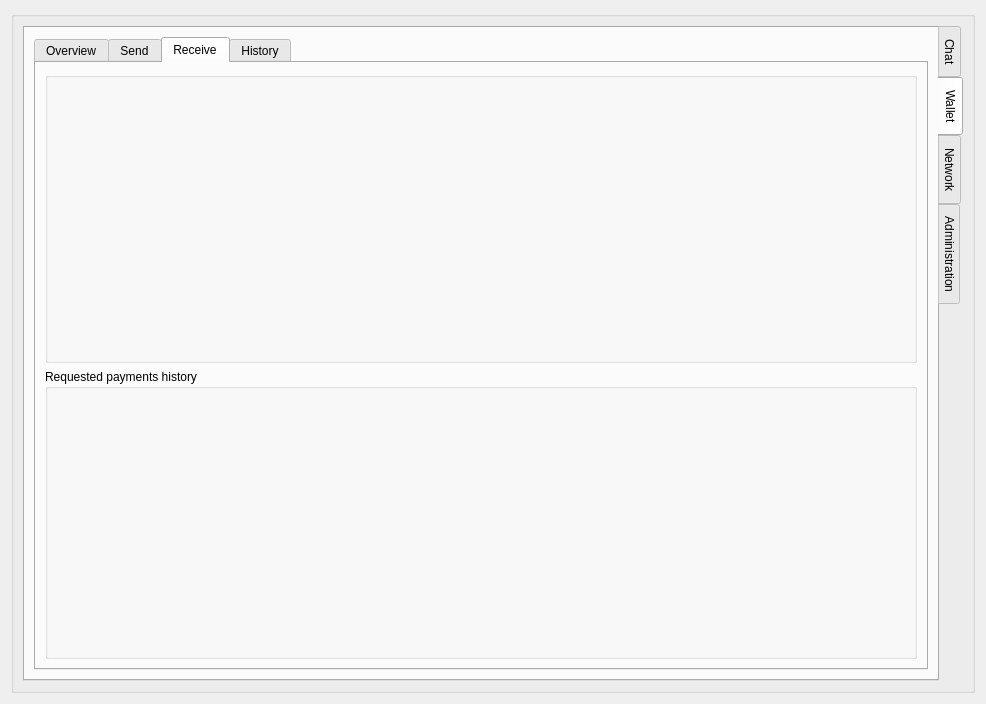
This is Gui/ui/GuildTab.ui in colabois/Discorn as Qt 5 draws it before an edit. The edited form follows.
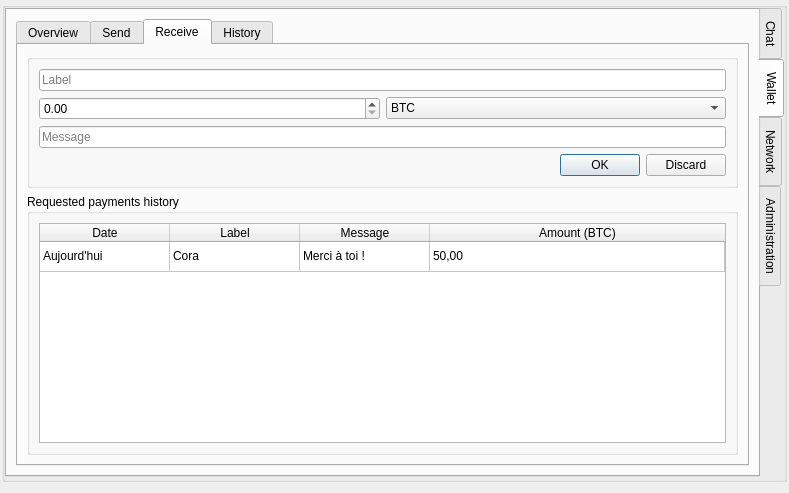
This is the edited form. The open tabs and pages were chosen to show the change.

What changed in the file:
```diff
--- a/Gui/ui/GuildTab.ui
+++ b/Gui/ui/GuildTab.ui
@@ -7,14 +7,23 @@
    <rect>
     <x>0</x>
     <y>0</y>
-    <width>986</width>
-    <height>704</height>
+    <width>789</width>
+    <height>493</height>
    </rect>
   </property>
   <property name="windowTitle">
    <string>Guild</string>
   </property>
   <layout class="QGridLayout" name="gridLayout">
+   <property name="leftMargin">
+    <number>2</number>
+   </property>
+   <property name="topMargin">
+    <number>2</number>
+   </property>
+   <property name="rightMargin">
+    <number>2</number>
+   </property>
    <item row="0" column="0">
     <widget class="QGroupBox" name="groupBox">
      <property name="title">
@@ -24,18 +33,100 @@
       <bool>false</bool>
      </property>
      <layout class="QGridLayout" name="gridLayout_3">
+      <property name="leftMargin">
+       <number>0</number>
+      </property>
+      <property name="topMargin">
+       <number>0</number>
+      </property>
+      <property name="rightMargin">
+       <number>0</number>
+      </property>
+      <property name="bottomMargin">
+       <number>2</number>
+      </property>
       <item row="0" column="0">
        <widget class="QTabWidget" name="tabWidget">
         <property name="tabPosition">
          <enum>QTabWidget::East</enum>
         </property>
         <property name="currentIndex">
-         <number>1</number>
+         <number>0</number>
         </property>
         <widget class="QWidget" name="tab">
          <attribute name="title">
           <string>Chat</string>
          </attribute>
+         <layout class="QGridLayout" name="gridLayout_9">
+          <item row="0" column="0">
+           <widget class="QSplitter" name="splitter_3">
+            <property name="orientation">
+             <enum>Qt::Horizontal</enum>
+            </property>
+            <widget class="QTreeWidget" name="treeWidget">
+             <column>
+              <property name="text">
+               <string notr="true">1</string>
+              </property>
+             </column>
+            </widget>
+            <widget class="QSplitter" name="splitter_2">
+             <property name="orientation">
+              <enum>Qt::Vertical</enum>
+             </property>
+             <widget class="QScrollArea" name="scrollArea">
+              <property name="widgetResizable">
+               <bool>true</bool>
+              </property>
+              <widget class="QWidget" name="scrollAreaWidgetContents">
+               <property name="geometry">
+                <rect>
+                 <x>0</x>
+                 <y>0</y>
+                 <width>230</width>
+                 <height>272</height>
+                </rect>
+               </property>
+               <layout class="QGridLayout" name="gridLayout_7">
+                <item row="6" column="0">
+                 <widget class="QLineEdit" name="lineEdit_4"/>
+                </item>
+                <item row="5" column="0">
+                 <widget class="QLineEdit" name="lineEdit_5"/>
+                </item>
+                <item row="3" column="0">
+                 <widget class="QLineEdit" name="lineEdit_7"/>
+                </item>
+                <item row="0" column="0">
+                 <widget class="QLineEdit" name="lineEdit_3"/>
+                </item>
+                <item row="2" column="0">
+                 <widget class="QLineEdit" name="lineEdit_8"/>
+                </item>
+                <item row="4" column="0">
+                 <widget class="QLineEdit" name="lineEdit_6"/>
+                </item>
+                <item row="1" column="0">
+                 <widget class="QLineEdit" name="lineEdit_9"/>
+                </item>
+               </layout>
+              </widget>
+             </widget>
+             <widget class="QGroupBox" name="groupBox_6">
+              <property name="title">
+               <string>GroupBox</string>
+              </property>
+              <layout class="QGridLayout" name="gridLayout_8">
+               <item row="0" column="0">
+                <widget class="QTextEdit" name="textEdit"/>
+               </item>
+              </layout>
+             </widget>
+            </widget>
+            <widget class="QListWidget" name="listWidget"/>
+           </widget>
+          </item>
+         </layout>
         </widget>
         <widget class="QWidget" name="tab_2">
          <attribute name="title">
@@ -258,18 +349,130 @@
               <string>Receive</string>
              </attribute>
              <layout class="QGridLayout" name="gridLayout_5">
-              <item row="0" column="0">
-               <widget class="QGroupBox" name="groupBox_4">
-                <property name="title">
-                 <string/>
-                </property>
-               </widget>
-              </item>
               <item row="1" column="0">
                <widget class="QGroupBox" name="groupBox_5">
                 <property name="title">
                  <string>Requested payments history</string>
                 </property>
+                <layout class="QGridLayout" name="gridLayout_6">
+                 <item row="0" column="0">
+                  <widget class="QTableWidget" name="tableWidget">
+                   <attribute name="horizontalHeaderDefaultSectionSize">
+                    <number>130</number>
+                   </attribute>
+                   <attribute name="horizontalHeaderShowSortIndicator" stdset="0">
+                    <bool>false</bool>
+                   </attribute>
+                   <attribute name="horizontalHeaderStretchLastSection">
+                    <bool>true</bool>
+                   </attribute>
+                   <attribute name="verticalHeaderVisible">
+                    <bool>false</bool>
+                   </attribute>
+                   <row>
+                    <property name="text">
+                     <string>1</string>
+                    </property>
+                   </row>
+                   <column>
+                    <property name="text">
+                     <string>Date</string>
+                    </property>
+                   </column>
+                   <column>
+                    <property name="text">
+                     <string>Label</string>
+                    </property>
+                   </column>
+                   <column>
+                    <property name="text">
+                     <string>Message</string>
+                    </property>
+                   </column>
+                   <column>
+                    <property name="text">
+                     <string>Amount (BTC)</string>
+                    </property>
+                   </column>
+                   <item row="0" column="0">
+                    <property name="text">
+                     <string>Aujourd'hui</string>
+                    </property>
+                   </item>
+                   <item row="0" column="1">
+                    <property name="text">
+                     <string>Cora</string>
+                    </property>
+                   </item>
+                   <item row="0" column="2">
+                    <property name="text">
+                     <string>Merci à toi !</string>
+                    </property>
+                   </item>
+                   <item row="0" column="3">
+                    <property name="text">
+                     <string>50,00</string>
+                    </property>
+                   </item>
+                  </widget>
+                 </item>
+                </layout>
+               </widget>
+              </item>
+              <item row="0" column="0">
+               <widget class="QGroupBox" name="groupBox_4">
+                <property name="title">
+                 <string/>
+                </property>
+                <layout class="QVBoxLayout" name="verticalLayout">
+                 <item>
+                  <widget class="QLineEdit" name="lineEdit_2">
+                   <property name="placeholderText">
+                    <string>Label</string>
+                   </property>
+                  </widget>
+                 </item>
+                 <item>
+                  <layout class="QHBoxLayout" name="horizontalLayout_3">
+                   <item>
+                    <widget class="QDoubleSpinBox" name="doubleSpinBox_4"/>
+                   </item>
+                   <item>
+                    <widget class="QComboBox" name="comboBox">
+                     <item>
+                      <property name="text">
+                       <string>BTC</string>
+                      </property>
+                     </item>
+                     <item>
+                      <property name="text">
+                       <string>mBTC</string>
+                      </property>
+                     </item>
+                     <item>
+                      <property name="text">
+                       <string>sat</string>
+                      </property>
+                     </item>
+                    </widget>
+                   </item>
+                  </layout>
+                 </item>
+                 <item>
+                  <widget class="QLineEdit" name="lineEdit">
+                   <property name="placeholderText">
+                    <string>Message</string>
+                   </property>
+                  </widget>
+                 </item>
+                 <item>
+                  <widget class="QDialogButtonBox" name="buttonBox">
+                   <property name="standardButtons">
+                    <set>QDialogButtonBox::Discard|QDialogButtonBox::Ok</set>
+                   </property>
+                  </widget>
+                 </item>
+                </layout>
                </widget>
               </item>
              </layout>
```
